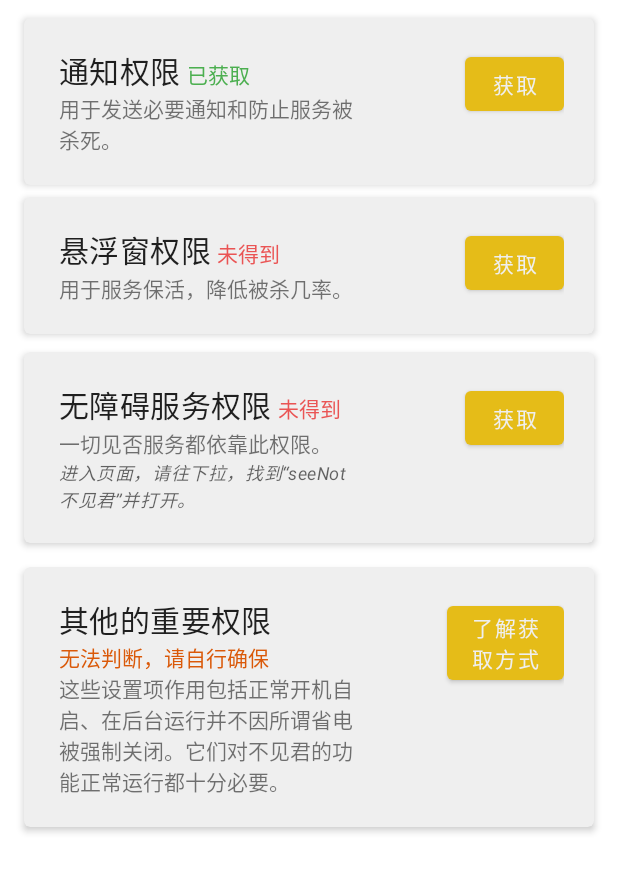
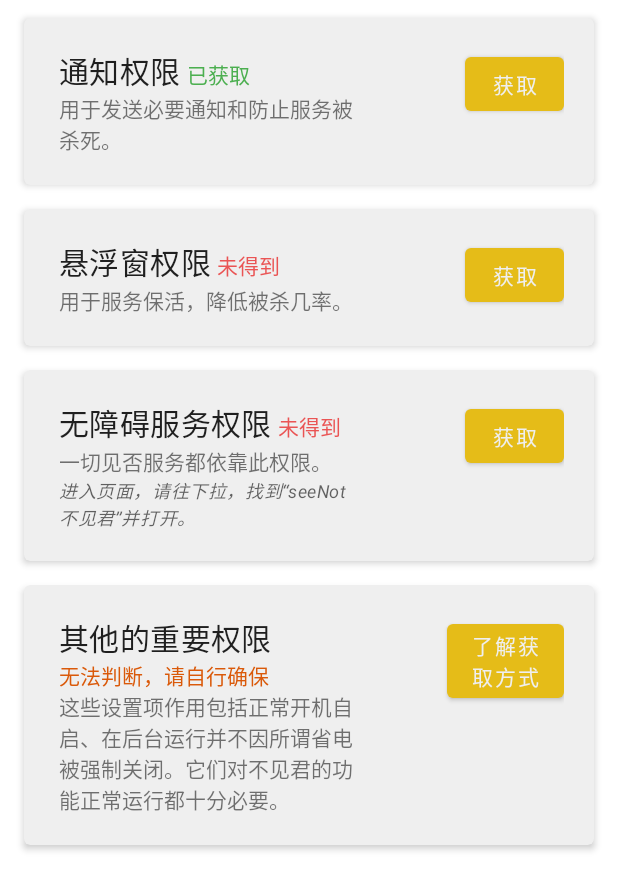
Before and after one commit to RoderickQiu/seeNot, an Android app: the fragment PermissionFragment shown on its own in the app's theme, on a phone screen of 412 x 824 dp. Shown: the top 890 px of the screen. Run offline under Robolectric (Android 15) with nearby library versions, the phone set to English and light mode, and no system bars.

```diff
--- a/app/src/main/java/com/scrisstudio/seenot/SeeNot.java
+++ b/app/src/main/java/com/scrisstudio/seenot/SeeNot.java
@@ -8,10 +8,10 @@
 
 public class SeeNot extends Application {
 
-    public static final Void voided = null;
     @SuppressLint("StaticFieldLeak")
     private static Context context;
     public static String lastTimeDestination = "";
+    public static int shouldNavigateTo = 0;
 
     public static Context getAppContext() {
         return SeeNot.context;
--- a/app/src/main/res/layout/fragment_permission.xml
+++ b/app/src/main/res/layout/fragment_permission.xml
@@ -10,7 +10,7 @@
     <LinearLayout
         android:layout_width="match_parent"
         android:layout_height="match_parent"
-        android:layout_marginTop="8dp"
+        android:layout_marginTop="4dp"
         android:orientation="vertical"
         app:layout_behavior="@string/appbar_scrolling_view_behavior">
 
@@ -18,7 +18,7 @@
             android:layout_width="match_parent"
             android:layout_height="wrap_content"
             android:layout_marginHorizontal="16dp"
-            android:layout_marginVertical="4dp"
+            android:layout_marginVertical="8dp"
             android:checkable="true"
             android:clickable="true"
             android:clipToPadding="false"
@@ -104,7 +104,7 @@
             android:layout_width="match_parent"
             android:layout_height="wrap_content"
             android:layout_marginHorizontal="16dp"
-            android:layout_marginVertical="4dp"
+            android:layout_marginVertical="8dp"
             android:checkable="true"
             android:clickable="true"
             android:clipToPadding="false"
```
Also changed, not shown: app/src/main/java/com/scrisstudio/seenot/MainActivity.java (+6 -2 lines), app/src/main/java/com/scrisstudio/seenot/ui/permission/PermissionFragment.java (+12 -5 lines), 1 other file.
